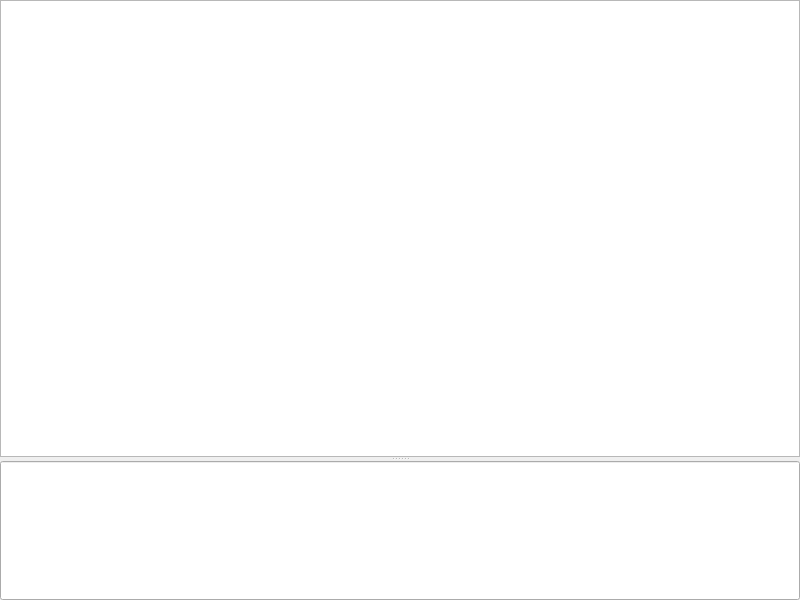
First picture: the form in smushclient-qt/cpp/ui/worldtab.ui, repository jnbooth/smushclient, before the edit.
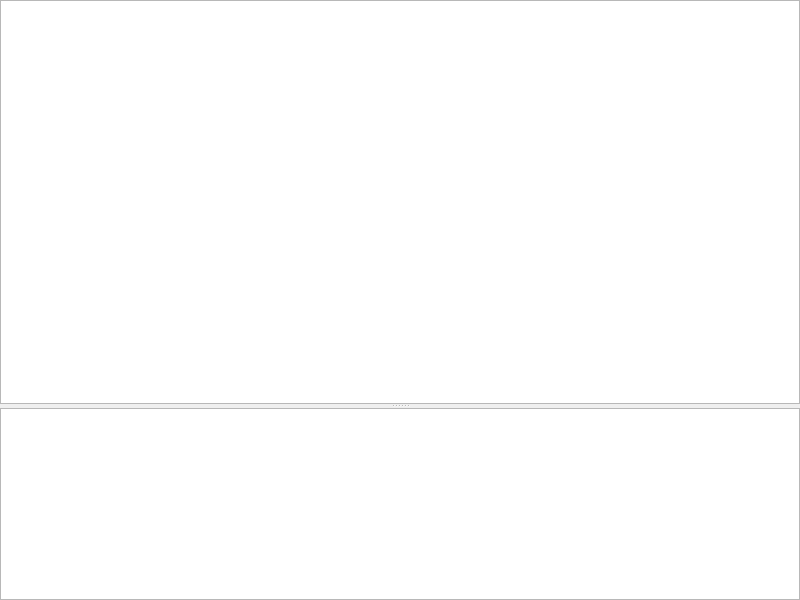
Second picture: the form after the edit. Custom widgets are drawn as their Qt base class.

Commit message: multiline input

```diff
--- a/smushclient-qt/cpp/ui/worldtab.ui
+++ b/smushclient-qt/cpp/ui/worldtab.ui
@@ -17,6 +17,12 @@
    <enum>Qt::Orientation::Vertical</enum>
   </property>
   <widget class="QWidget" name="area" native="true">
+   <property name="sizePolicy">
+    <sizepolicy hsizetype="Preferred" vsizetype="Preferred">
+     <horstretch>1</horstretch>
+     <verstretch>1</verstretch>
+    </sizepolicy>
+   </property>
    <property name="autoFillBackground">
     <bool>true</bool>
    </property>
@@ -102,7 +108,26 @@
     </item>
    </layout>
   </widget>
-  <widget class="MudInput" name="input"/>
+  <widget class="MudInput" name="input">
+   <property name="mouseTracking">
+    <bool>false</bool>
+   </property>
+   <property name="inputMethodHints">
+    <set>Qt::InputMethodHint::ImhMultiLine</set>
+   </property>
+   <property name="verticalScrollBarPolicy">
+    <enum>Qt::ScrollBarPolicy::ScrollBarAlwaysOff</enum>
+   </property>
+   <property name="horizontalScrollBarPolicy">
+    <enum>Qt::ScrollBarPolicy::ScrollBarAlwaysOff</enum>
+   </property>
+   <property name="lineWrapMode">
+    <enum>QTextEdit::LineWrapMode::NoWrap</enum>
+   </property>
+   <property name="acceptRichText">
+    <bool>false</bool>
+   </property>
+  </widget>
  </widget>
  <customwidgets>
   <customwidget>
@@ -112,7 +137,7 @@
   </customwidget>
   <customwidget>
    <class>MudInput</class>
-   <extends>QLineEdit</extends>
+   <extends>QTextEdit</extends>
    <header>mudinput.h</header>
   </customwidget>
  </customwidgets>
```
Left out of the diff: 3 changed lines with no effect on the pictures. The commit also changes 5 other files.
